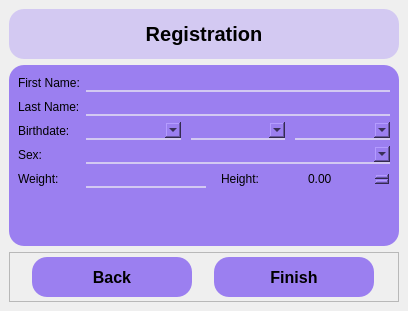
Old version of the form src/views/user_management/WndRegistration.ui in the repository mxcom/Programming-Exercises.
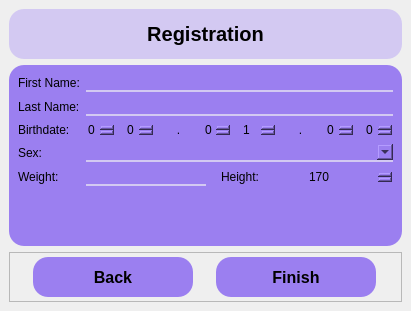
New version of the form. The open tabs and pages were chosen to show the change.

Commit message: rework login and registration redesign bugs

```diff
--- a/src/views/user_management/WndRegistration.ui
+++ b/src/views/user_management/WndRegistration.ui
@@ -6,7 +6,7 @@
    <rect>
     <x>0</x>
     <y>0</y>
-    <width>408</width>
+    <width>411</width>
     <height>311</height>
    </rect>
   </property>
@@ -314,6 +314,107 @@
              </property>
             </widget>
            </item>
+           <item row="2" column="1">
+            <widget class="QFrame" name="frame_5">
+             <property name="frameShape">
+              <enum>QFrame::StyledPanel</enum>
+             </property>
+             <property name="frameShadow">
+              <enum>QFrame::Raised</enum>
+             </property>
+             <layout class="QHBoxLayout" name="horizontalLayout_3">
+              <property name="spacing">
+               <number>10</number>
+              </property>
+              <property name="leftMargin">
+               <number>0</number>
+              </property>
+              <property name="topMargin">
+               <number>0</number>
+              </property>
+              <property name="rightMargin">
+               <number>0</number>
+              </property>
+              <property name="bottomMargin">
+               <number>0</number>
+              </property>
+              <item>
+               <widget class="QSpinBox" name="sbDay1">
+                <property name="minimum">
+                 <number>0</number>
+                </property>
+                <property name="maximum">
+                 <number>3</number>
+                </property>
+               </widget>
+              </item>
+              <item>
+               <widget class="QSpinBox" name="sbDay2">
+                <property name="maximum">
+                 <number>9</number>
+                </property>
+               </widget>
+              </item>
+              <item>
+               <widget class="QLabel" name="label_2">
+                <property name="text">
+                 <string>.</string>
+                </property>
+                <property name="alignment">
+                 <set>Qt::AlignCenter</set>
+                </property>
+               </widget>
+              </item>
+              <item>
+               <widget class="QSpinBox" name="sbMonth1">
+                <property name="minimum">
+                 <number>0</number>
+                </property>
+                <property name="maximum">
+                 <number>1</number>
+                </property>
+                <property name="value">
+                 <number>0</number>
+                </property>
+               </widget>
+              </item>
+              <item>
+               <widget class="QSpinBox" name="sbMonth2">
+                <property name="minimum">
+                 <number>1</number>
+                </property>
+                <property name="maximum">
+                 <number>12</number>
+                </property>
+               </widget>
+              </item>
+              <item>
+               <widget class="QLabel" name="label_3">
+                <property name="text">
+                 <string>.</string>
+                </property>
+                <property name="alignment">
+                 <set>Qt::AlignCenter</set>
+                </property>
+               </widget>
+              </item>
+              <item>
+               <widget class="QSpinBox" name="sbYear1">
+                <property name="maximum">
+                 <number>9</number>
+                </property>
+               </widget>
+              </item>
+              <item>
+               <widget class="QSpinBox" name="sbYear2">
+                <property name="maximum">
+                 <number>9</number>
+                </property>
+               </widget>
+              </item>
+             </layout>
+            </widget>
+           </item>
            <item row="3" column="0">
             <widget class="QLabel" name="lbSex">
              <property name="text">
@@ -335,54 +436,6 @@
              </property>
             </widget>
            </item>
-           <item row="2" column="1">
-            <widget class="QFrame" name="frame_5">
-             <property name="frameShape">
-              <enum>QFrame::StyledPanel</enum>
-             </property>
-             <property name="frameShadow">
-              <enum>QFrame::Raised</enum>
-             </property>
-             <layout class="QHBoxLayout" name="horizontalLayout_3">
-              <property name="spacing">
-               <number>10</number>
-              </property>
-              <property name="leftMargin">
-               <number>0</number>
-              </property>
-              <property name="topMargin">
-               <number>0</number>
-              </property>
-              <property name="rightMargin">
-               <number>0</number>
-              </property>
-              <property name="bottomMargin">
-               <number>0</number>
-              </property>
-              <item>
-               <widget class="QComboBox" name="cbDay">
-                <property name="styleSheet">
-                 <string notr="true">border-bottom: 2px solid rgb(211, 201, 242);</string>
-                </property>
-               </widget>
-              </item>
-              <item>
-               <widget class="QComboBox" name="cbMonth">
-                <property name="styleSheet">
-                 <string notr="true">border-bottom: 2px solid rgb(211, 201, 242);</string>
-                </property>
-               </widget>
-              </item>
-              <item>
-               <widget class="QComboBox" name="cbYear">
-                <property name="styleSheet">
-                 <string notr="true">border-bottom: 2px solid rgb(211, 201, 242);</string>
-                </property>
-               </widget>
-              </item>
-             </layout>
-            </widget>
-           </item>
            <item row="4" column="1">
             <widget class="QFrame" name="frame_6">
              <property name="frameShape">
@@ -444,7 +497,20 @@
                </widget>
               </item>
               <item>
-               <widget class="QDoubleSpinBox" name="sbHeight"/>
+               <widget class="QDoubleSpinBox" name="sbHeight">
+                <property name="decimals">
+                 <number>0</number>
+                </property>
+                <property name="minimum">
+                 <double>140.000000000000000</double>
+                </property>
+                <property name="maximum">
+                 <double>250.000000000000000</double>
+                </property>
+                <property name="value">
+                 <double>170.000000000000000</double>
+                </property>
+               </widget>
               </item>
              </layout>
             </widget>
```
Left out of the diff: 14 changed lines with no effect on the pictures. The commit also changes 8 other files.
